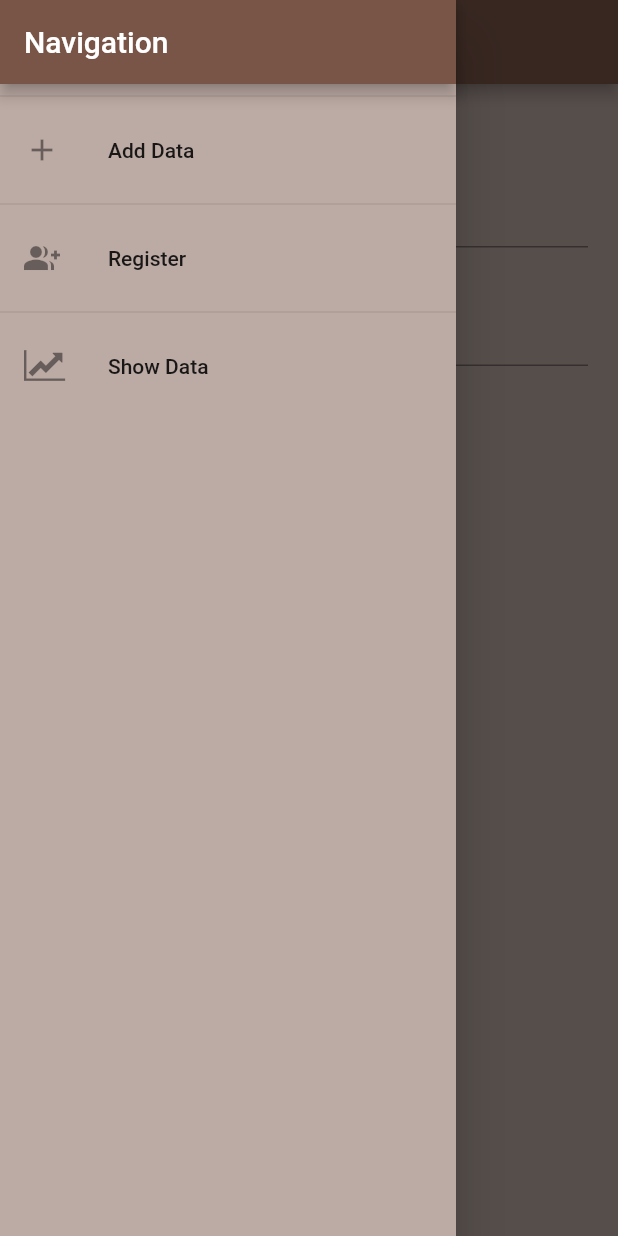
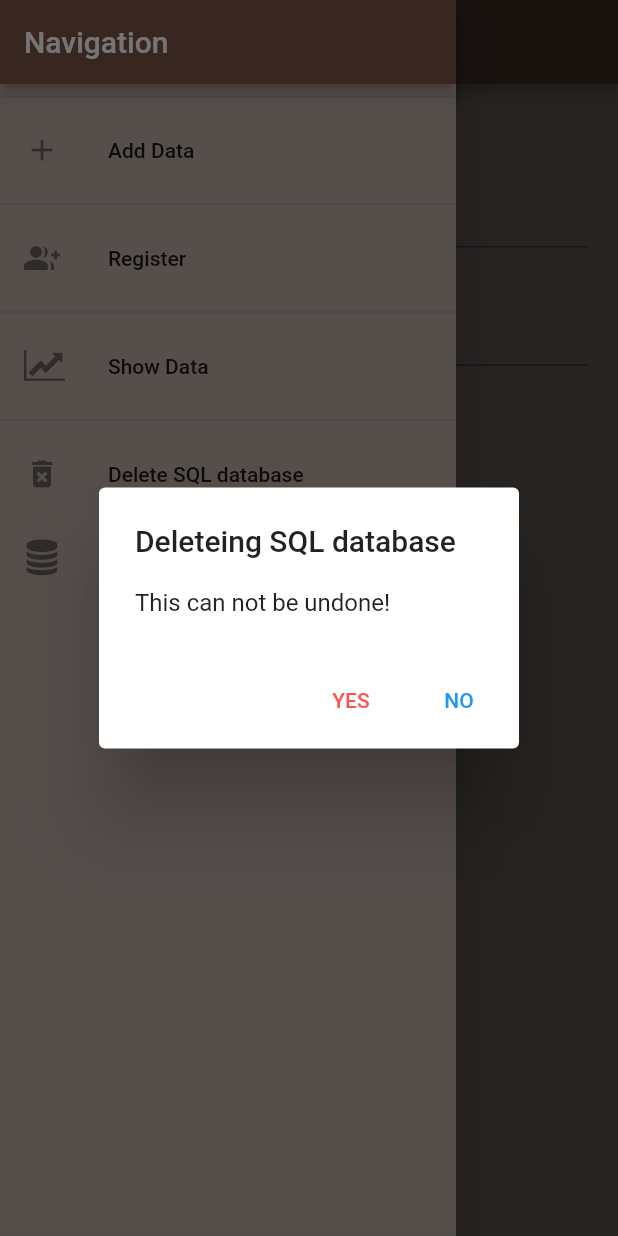
Before and after one commit to sigjak/Weight, a Flutter app: the Register screen opened by its route, in the side drawer, after a tap on "Submit", on a phone screen of 412 x 824 dp. Run offline on Flutter 3.47's test engine with Material 2 defaults, Android fonts, the phone set to English and light mode, and no system bars; our stand-ins replace badges, charts_flutter, data_connection_checker, fluttertoast, sqflite; accounts and stored records are empty; network calls fail.

```diff
--- a/lib/Providers/dataProvider.dart
+++ b/lib/Providers/dataProvider.dart
@@ -49,7 +49,7 @@ class Data with ChangeNotifier {
     List<Bio> loadedData = [];
 
     loadedData = await db.getLim(dataToGet);
-
+    badgeNumber = dataToGet.toString();
     _items = loadedData;
     _items.sort((a, b) => a.day.compareTo(b.day));
 
--- a/lib/widgets/app_drawer.dart
+++ b/lib/widgets/app_drawer.dart
@@ -3,8 +3,42 @@ import '../widgets/my_icons.dart';
 import '../screens/data_add_screen.dart';
 import '../screens/data_list_screen.dart';
 import '../screens/register_screen.dart';
+import '../Providers/database_helper.dart';
 
-class AppDrawer extends StatelessWidget {
+class AppDrawer extends StatefulWidget {
+  @override
+  _AppDrawerState createState() => _AppDrawerState();
+}
+
+class _AppDrawerState extends State<AppDrawer> {
+  _showDeleteDbDialog() {
+    showDialog(
+        context: context,
+        builder: (BuildContext context) {
+          return AlertDialog(
+            title: Text('Deleteing SQL database'),
+            content: Text('This can not be undone!'),
+            actions: [
+              TextButton(
+                onPressed: () async {
+                  DatabaseHelper db = DatabaseHelper.instance;
+                  await db.deleteDb();
+                },
+                child: Text(
+                  'YES',
+                  style: TextStyle(color: Colors.redAccent),
+                ),
+              ),
+              TextButton(
+                  onPressed: () {
+                    Navigator.pop(context);
+                  },
+                  child: Text('NO'))
+            ],
+          );
+        });
+  }
+
   @override
   Widget build(BuildContext context) {
     return Drawer(
@@ -38,14 +72,19 @@ class AppDrawer extends StatelessWidget {
               Navigator.of(context).pushReplacementNamed(ListScreen.routeName);
             },
           ),
-          // Divider(),
-          // ListTile(
-          //   leading: Icon(Icons.favorite_border),
-          //   title: Text('BP Plots'),
-          //   onTap: () {
-          //     Navigator.of(context).pushReplacementNamed(SystDiast.routeName);
-          //   },
-          // ),
+          Divider(),
+          ListTile(
+            leading: Icon(Icons.delete_forever),
+            title: Text('Delete SQL database'),
+            onTap: () async {
+              _showDeleteDbDialog();
+            },
+          ),
+          ListTile(
+            leading: Icon(MyIcons.database),
+            title: Text('Build new SQL from Firebase db'),
+            onTap: () {},
+          ),
         ],
       ),
     );
```
Also changed, not shown: lib/calc/bp_calc.dart (+5 -2 lines), lib/screens/bp_ave.dart (+9 -1 lines).
